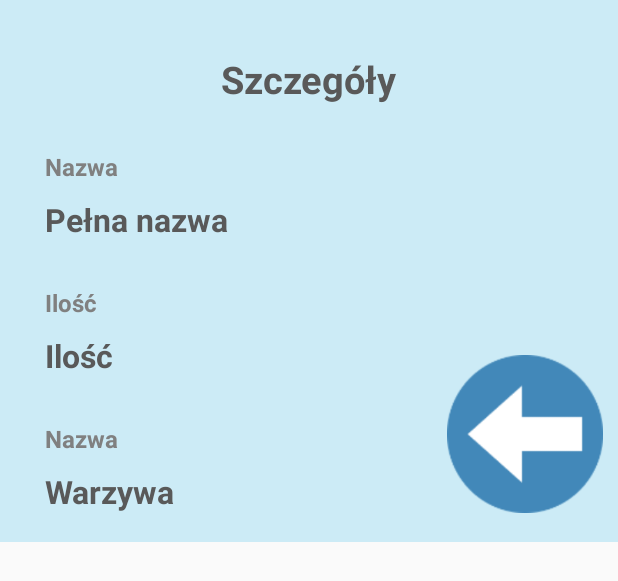
After one commit to AgnieszkaRozanska/Inteligentna_Lodowka, an Android app: the layout custom_details_of_shopping_product.xml on its own in the app's theme, with its tools: preview values and no code run, on a phone screen of 412 x 824 dp. The commit adds this screen. Shown: the top 581 px of the screen. Run offline under Robolectric (Android 15) with nearby library versions, the phone set to English and light mode, and no system bars.

Commit message:
Add  customized view of the shopping item

```diff
--- a/app/src/main/java/com/example/inteligentnalodowka_mobileapp/ShoppingList/ShoppingListAdapter.kt
+++ b/app/src/main/java/com/example/inteligentnalodowka_mobileapp/ShoppingList/ShoppingListAdapter.kt
@@ -10,6 +10,7 @@ import android.view.ViewGroup
 import android.widget.Button
 import android.widget.CheckBox
 import android.widget.ImageView
+import android.widget.TextView
 import androidx.appcompat.app.AlertDialog
 import androidx.cardview.widget.CardView
 import androidx.recyclerview.widget.RecyclerView
@@ -35,7 +36,8 @@ class ShoppingListAdapter(context: Context, var shoppingList: ArrayList<Shopping
         val countProduct_cardView = shoppingList[holder.adapterPosition].howMuch
         val ifBuy = shoppingList[holder.adapterPosition].ifBuy
 
-        holder.shoppingProduct.text = productName_cardView + ",  "+ countProduct_cardView
+        holder.shoppingProduct.text = productName_cardView
+        holder.textViewHowMuch.text = countProduct_cardView
 
         val cardViewCheckBox = holder.shoppingProduct
         val context:Context = holder.view.context
@@ -123,4 +125,5 @@ class MyViewHolder(val view: View) : RecyclerView.ViewHolder(view) {
     var imageShoppingProduct : ImageView = view.findViewById(R.id.imageView_ShoppingProduct)
     var cardView : CardView = view.findViewById(R.id.cardView_product)
     var buttonDelete : Button = view.findViewById(R.id.button_delete)
+    var textViewHowMuch : TextView = view.findViewById(R.id.textView_HowMuch_cardView)
 }
--- a/app/src/main/res/layout/activity_card_view_shopping_item.xml
+++ b/app/src/main/res/layout/activity_card_view_shopping_item.xml
@@ -30,6 +30,16 @@
             android:padding="5dp">
 
 
+            <TextView
+                android:id="@+id/textView_HowMuch_cardView"
+                android:layout_width="wrap_content"
+                android:layout_height="wrap_content"
+                android:layout_marginStart="33dp"
+                android:text="TextView"
+                app:layout_constraintBottom_toBottomOf="parent"
+                app:layout_constraintStart_toStartOf="@+id/checkBoxProductShoppingList"
+                app:layout_constraintTop_toBottomOf="@+id/checkBoxProductShoppingList" />
+
             <Button
                 android:id="@+id/button_delete"
                 android:layout_width="43dp"
@@ -41,8 +51,8 @@
 
             <CheckBox
                 android:id="@+id/checkBoxProductShoppingList"
-                android:layout_width="273dp"
-                android:layout_height="41dp"
+                android:layout_width="287dp"
+                android:layout_height="wrap_content"
                 android:ellipsize="end"
                 android:ems="10"
                 android:lines="1"
--- /dev/null
+++ b/app/src/main/res/layout/custom_details_of_shopping_product.xml
@@ -0,0 +1,121 @@
+<?xml version="1.0" encoding="utf-8"?>
+<androidx.constraintlayout.widget.ConstraintLayout xmlns:android="http://schemas.android.com/apk/res/android"
+    xmlns:app="http://schemas.android.com/apk/res-auto"
+    xmlns:tools="http://schemas.android.com/tools"
+    android:layout_width="match_parent"
+    android:layout_height="wrap_content"
+    android:background="@color/blueBackground">
+
+    <TextView
+        android:id="@+id/textView_HowMuch_ShoppingItem"
+        android:layout_width="wrap_content"
+        android:layout_height="wrap_content"
+        android:layout_marginTop="10dp"
+        android:text="Ilość"
+        android:textColor="@color/darkGray"
+        android:textSize="21dp"
+        android:textStyle="bold"
+        app:layout_constraintStart_toStartOf="@+id/textView_HowMuch_temp"
+        app:layout_constraintTop_toBottomOf="@+id/textView_HowMuch_temp" />
+
+    <TextView
+        android:id="@+id/textView_HowMuch_temp"
+        android:layout_width="wrap_content"
+        android:layout_height="wrap_content"
+        android:layout_marginTop="30dp"
+        android:text="Ilość"
+        android:textColor="@android:color/tertiary_text_light"
+        android:textSize="16dp"
+        android:textStyle="bold"
+        app:layout_constraintStart_toStartOf="@+id/textView_Name_temp"
+        app:layout_constraintTop_toBottomOf="@+id/textView_FullName_ShoppingItem" />
+
+    <TextView
+        android:id="@+id/textView_Title"
+        android:layout_width="wrap_content"
+        android:layout_height="wrap_content"
+        android:text="Szczegóły"
+        android:textColor="@color/darkGray"
+        android:textSize="25dp"
+        android:textStyle="bold"
+        app:layout_constraintBottom_toBottomOf="@+id/imageView_ShoppingItem"
+        app:layout_constraintEnd_toEndOf="parent"
+        app:layout_constraintStart_toStartOf="parent"
+        app:layout_constraintTop_toTopOf="@+id/imageView_ShoppingItem" />
+
+    <ImageView
+        android:id="@+id/imageView_ShoppingItem"
+        android:layout_width="93dp"
+        android:layout_height="85dp"
+        android:layout_marginTop="10dp"
+        android:layout_marginEnd="10dp"
+        app:layout_constraintEnd_toEndOf="parent"
+        app:layout_constraintTop_toTopOf="parent" />
+
+    <TextView
+        android:id="@+id/textView_Name_temp"
+        android:layout_width="wrap_content"
+        android:layout_height="wrap_content"
+        android:layout_marginStart="30dp"
+        android:layout_marginTop="30dp"
+        android:text="Nazwa"
+        android:textColor="@android:color/tertiary_text_light"
+        android:textSize="16dp"
+        android:textStyle="bold"
+        app:layout_constraintStart_toStartOf="parent"
+        app:layout_constraintTop_toBottomOf="@+id/textView_Title" />
+
+    <TextView
+        android:id="@+id/textView_Type_ShoppingItem"
+        android:layout_width="wrap_content"
+        android:layout_height="wrap_content"
+        android:layout_marginTop="10dp"
+        android:text="Warzywa"
+        android:textColor="@color/darkGray"
+        android:textSize="21dp"
+        android:textStyle="bold"
+        app:layout_constraintStart_toStartOf="@+id/textView_Type_temp"
+        app:layout_constraintTop_toBottomOf="@+id/textView_Type_temp" />
+
+    <TextView
+        android:id="@+id/textView_Type_temp"
+        android:layout_width="wrap_content"
+        android:layout_height="wrap_content"
+        android:layout_marginTop="30dp"
+        android:text="Nazwa"
+        android:textColor="@android:color/tertiary_text_light"
+        android:textSize="16dp"
+        android:textStyle="bold"
+        app:layout_constraintStart_toStartOf="@+id/textView_HowMuch_temp"
+        app:layout_constraintTop_toBottomOf="@+id/textView_HowMuch_ShoppingItem" />
+
+    <TextView
+        android:id="@+id/textView_FullName_ShoppingItem"
+        android:layout_width="wrap_content"
+        android:layout_height="wrap_content"
+        android:layout_marginTop="10dp"
+        android:text="Pełna nazwa"
+        android:textColor="@color/darkGray"
+        android:textSize="21dp"
+        android:textStyle="bold"
+        app:layout_constraintStart_toStartOf="@+id/textView_Name_temp"
+        app:layout_constraintTop_toBottomOf="@+id/textView_Name_temp" />
+
+    <Button
+        android:id="@+id/button"
+        android:layout_width="104dp"
+        android:layout_height="105dp"
+        android:background="@drawable/back_icon"
+        app:layout_constraintBottom_toBottomOf="@+id/textView_Type_ShoppingItem"
+        app:layout_constraintEnd_toEndOf="@+id/imageView_ShoppingItem" />
+
+    <TextView
+        android:id="@+id/textView9"
+        android:layout_width="wrap_content"
+        android:layout_height="wrap_content"
+        app:layout_constraintBottom_toBottomOf="parent"
+        app:layout_constraintEnd_toEndOf="parent"
+        android:visibility="invisible"
+        app:layout_constraintStart_toStartOf="parent"
+        app:layout_constraintTop_toBottomOf="@+id/button" />
+</androidx.constraintlayout.widget.ConstraintLayout>
--- a/app/src/main/res/values/colors.xml
+++ b/app/src/main/res/values/colors.xml
@@ -6,4 +6,5 @@
     <color name="colorGray">#E8E8E8</color>
     <color name="darkGray">#595959</color>
     <color name="blueBackground">#CCEBF6</color>
+    <color name="lightGray">#D8D6D6</color>
 </resources>
```
